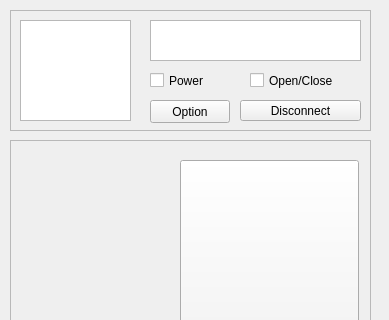
logan011/Terminal_watch_client, file widget.ui: the form before one commit; both pictures show x 0 to 389 and y 0 to 320 of the 389 by 476 pixel window.
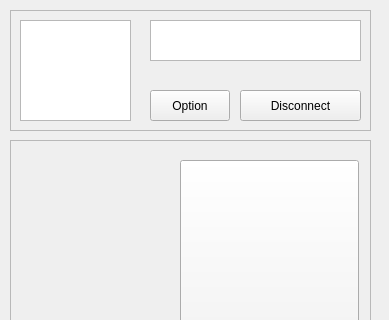
The form after the commit. Icons and pictures are not drawn. Custom widgets are drawn as their Qt base class.

What changed in the file:
```diff
--- a/widget.ui
+++ b/widget.ui
@@ -107,39 +107,13 @@
      </sizepolicy>
     </property>
    </widget>
-   <widget class="QCheckBox" name="checkBox">
-    <property name="geometry">
-     <rect>
-      <x>140</x>
-      <y>60</y>
-      <width>85</width>
-      <height>21</height>
-     </rect>
-    </property>
-    <property name="text">
-     <string>Power</string>
-    </property>
-   </widget>
-   <widget class="QCheckBox" name="checkBox_2">
-    <property name="geometry">
-     <rect>
-      <x>240</x>
-      <y>60</y>
-      <width>111</width>
-      <height>21</height>
-     </rect>
-    </property>
-    <property name="text">
-     <string>Open/Close</string>
-    </property>
-   </widget>
    <widget class="QPushButton" name="pushButton_2">
     <property name="geometry">
      <rect>
       <x>230</x>
-      <y>90</y>
+      <y>80</y>
       <width>121</width>
-      <height>21</height>
+      <height>31</height>
      </rect>
     </property>
     <property name="text">
@@ -160,9 +134,9 @@
     <property name="geometry">
      <rect>
       <x>140</x>
-      <y>90</y>
+      <y>80</y>
       <width>80</width>
-      <height>23</height>
+      <height>31</height>
      </rect>
     </property>
     <property name="text">
```
